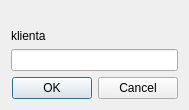
Above: addeditclientdialog.ui from jpitucha/serviceman-assistant before the change. Below: the same form after it.
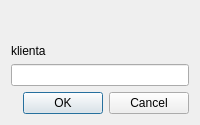
That is the form after the change.

Commit message: Added design for DevicesDialog.

What changed in the file:
```diff
--- a/addeditclientdialog.ui
+++ b/addeditclientdialog.ui
@@ -6,8 +6,8 @@
    <rect>
     <x>0</x>
     <y>0</y>
-    <width>189</width>
-    <height>110</height>
+    <width>200</width>
+    <height>125</height>
    </rect>
   </property>
   <property name="windowTitle">
```
The commit also changes 4 other files.
